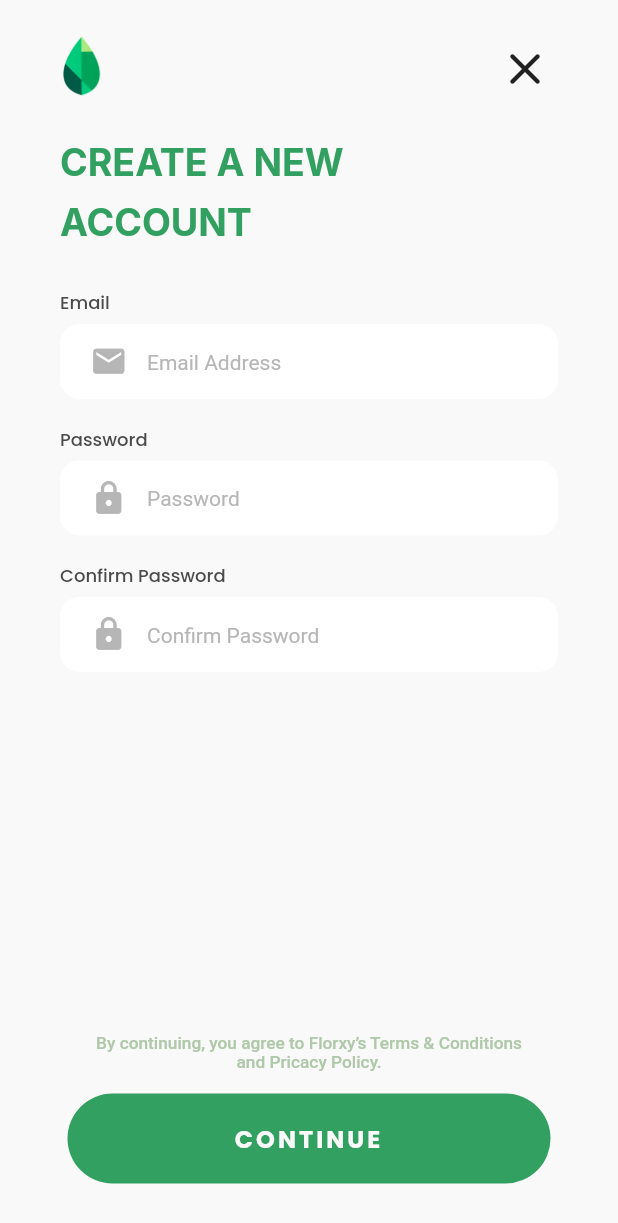
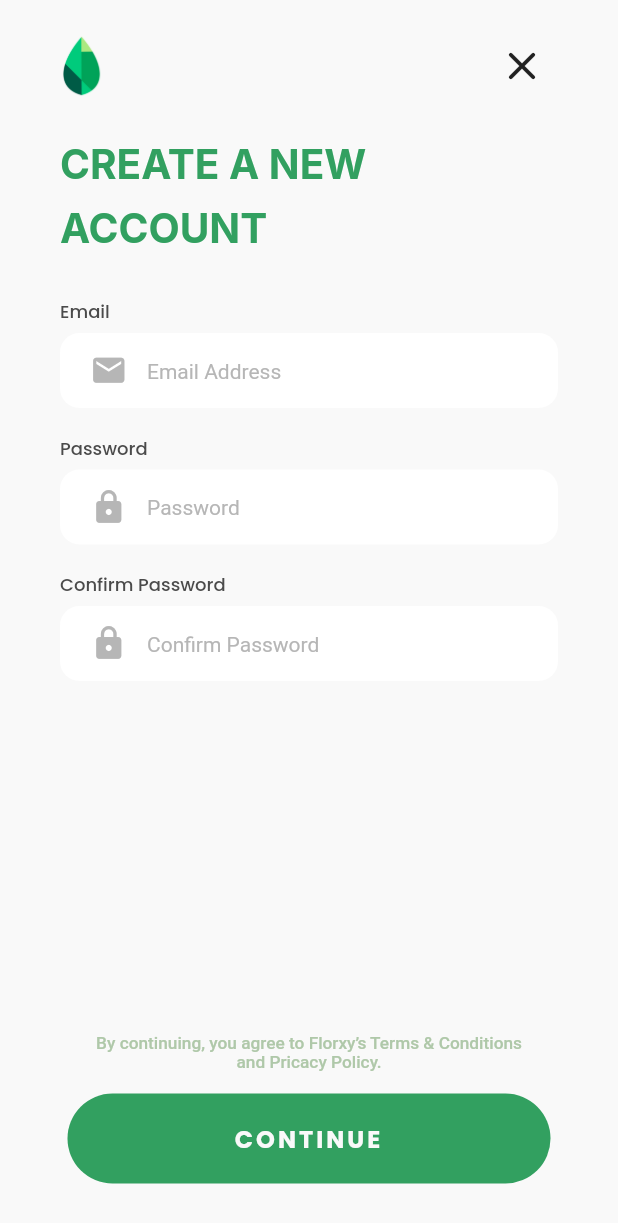
Before and after one commit to FlorxyTeam/Florxy, a Flutter app: the CreateWithEmail screen opened directly, on a phone screen of 412 x 824 dp. Shown: the top 1223 px of the screen. Run offline on Flutter 3.47's test engine with Material 2 defaults, Android fonts, the phone set to English and light mode, and no system bars; our stand-ins replace boxicons, custom_navigation_bar, flutter_typeahead, google_fonts; missing offline and left inert: slide_popup_dialog_null_safety.

Commit message:
Update createaccount_withemail.dart

```diff
--- a/lib/pages/createaccount_withemail.dart
+++ b/lib/pages/createaccount_withemail.dart
@@ -43,40 +43,38 @@ class _CreateWithEmailState extends State<CreateWithEmail> {
                 padding: const EdgeInsets.only(left: 40, right: 40, top: 20),
                 child: Column(
                   children: [
-                    Row(
+                    if(!isKeyboard) Row(
                       mainAxisAlignment: MainAxisAlignment.spaceBetween,
                       children: [
                         Image(
                           image: AssetImage('assets/img/icon2.png'),
                           height: 43,
                         ),
-                        IconButton(onPressed: () { Navigator.pop(context); }, icon: Icon(Icons.close_rounded,size: 36,),
-
-
-
+                        IconButton(onPressed: () { Navigator.pop(context); }, icon: Icon(Icons.close_rounded,size: 32,),
                         ),
                       ],
                     ),
-                    SizedBox(height: 25),
-                    Align(
+                    if(!isKeyboard) SizedBox(height: 25),
+                    if(!isKeyboard) Align(
                       alignment: Alignment.topLeft,
                       child: Inter(
                         text: 'CREATE A NEW',
-                        size: 25,
+                        size: 27,
                         color: c.greenMain,
                         fontWeight: f.bold,
                       ),
                     ),
-                    SizedBox(height: 10),
-                    Align(
+                    if(!isKeyboard) SizedBox(height: 10),
+                    if(!isKeyboard) Align(
                       alignment: Alignment.topLeft,
                       child: Inter(
                         text: 'ACCOUNT',
-                        size: 25,
+                        size: 27,
                         color: c.greenMain,
                         fontWeight: f.bold,
                       ),
                     ),
+                    if(isKeyboard) SizedBox(height: 20),
                     SizedBox(height: 30),
                     Column(
                       children: [
```
